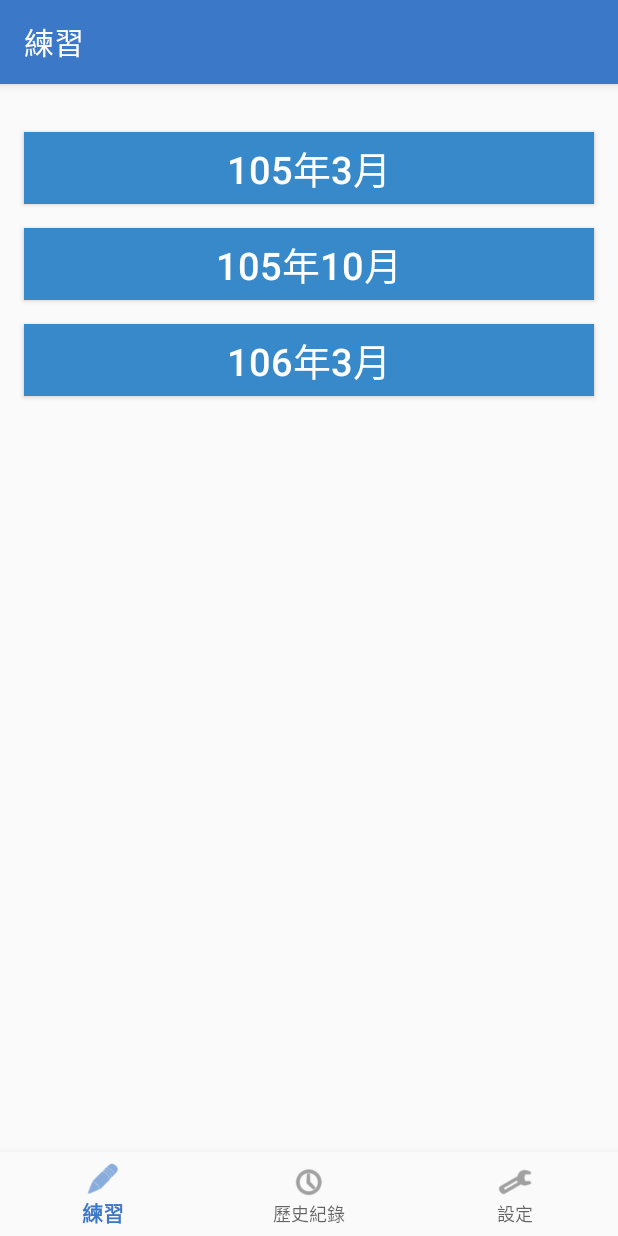
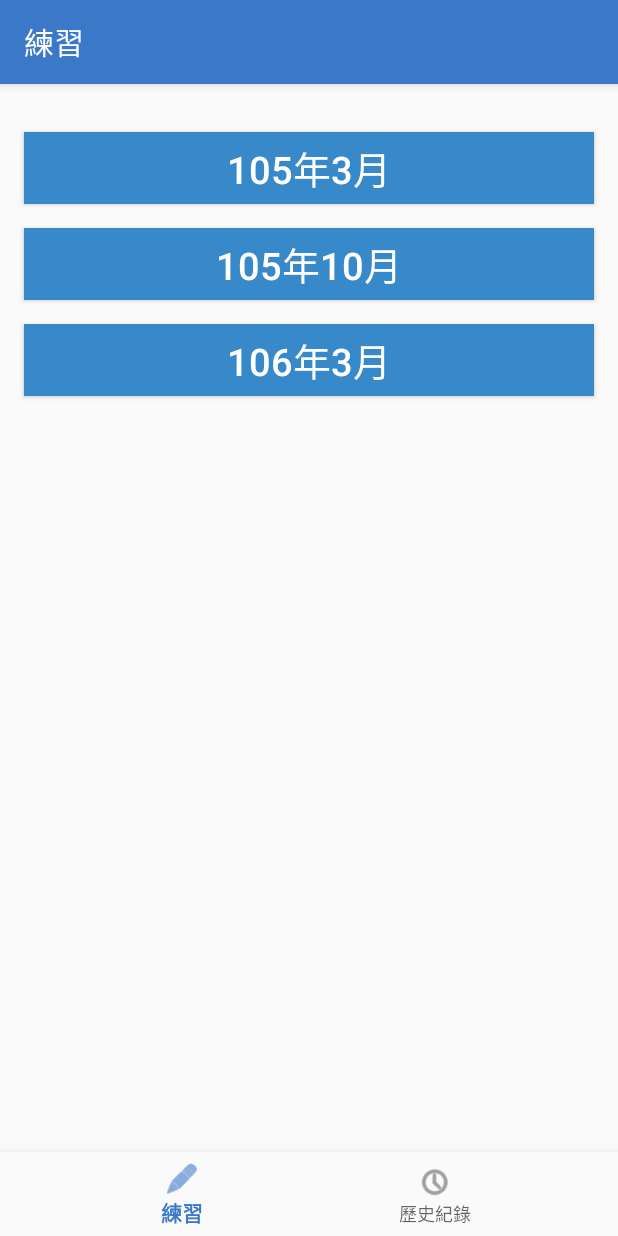
Before and after one commit to PinJhih/apcs-practice, an Android app: the screen it shows after launch (MainActivity), on a phone screen of 412 x 824 dp. Run offline under Robolectric (Android 15) with nearby library versions, the phone set to English and light mode, and no system bars; our stand-ins replace navigation-ui; 2 statements that could not run were skipped.

```diff
--- a/app/src/main/java/com/example/apcs_practice/view/activities/MainActivity.kt
+++ b/app/src/main/java/com/example/apcs_practice/view/activities/MainActivity.kt
@@ -26,8 +26,7 @@ class MainActivity : AppCompatActivity() {
         val appBarConfiguration = AppBarConfiguration(
             setOf(
                 R.id.navigation_session_select,
-                R.id.navigation_histories,
-                R.id.navigation_setting
+                R.id.navigation_histories
             )
         )
         setupActionBarWithNavController(navController, appBarConfiguration)
--- a/app/src/main/res/menu/bottom_nav_menu.xml
+++ b/app/src/main/res/menu/bottom_nav_menu.xml
@@ -10,9 +10,4 @@
         android:icon="@android:drawable/ic_menu_recent_history"
         android:title="@string/history" />
 
-    <item
-        android:id="@+id/navigation_setting"
-        android:icon="@android:drawable/ic_menu_manage"
-        android:title="@string/setting" />
-
 </menu>
--- a/app/src/main/res/navigation/mobile_navigation.xml
+++ b/app/src/main/res/navigation/mobile_navigation.xml
@@ -14,8 +14,4 @@
         android:name="com.example.apcs_practice.view.fragments.HistoriesFragment"
         android:label="@string/history" />
 
-    <fragment
-        android:id="@+id/navigation_setting"
-        android:name="com.example.apcs_practice.view.fragments.SettingFragment"
-        android:label="@string/setting" />
 </navigation>
```
